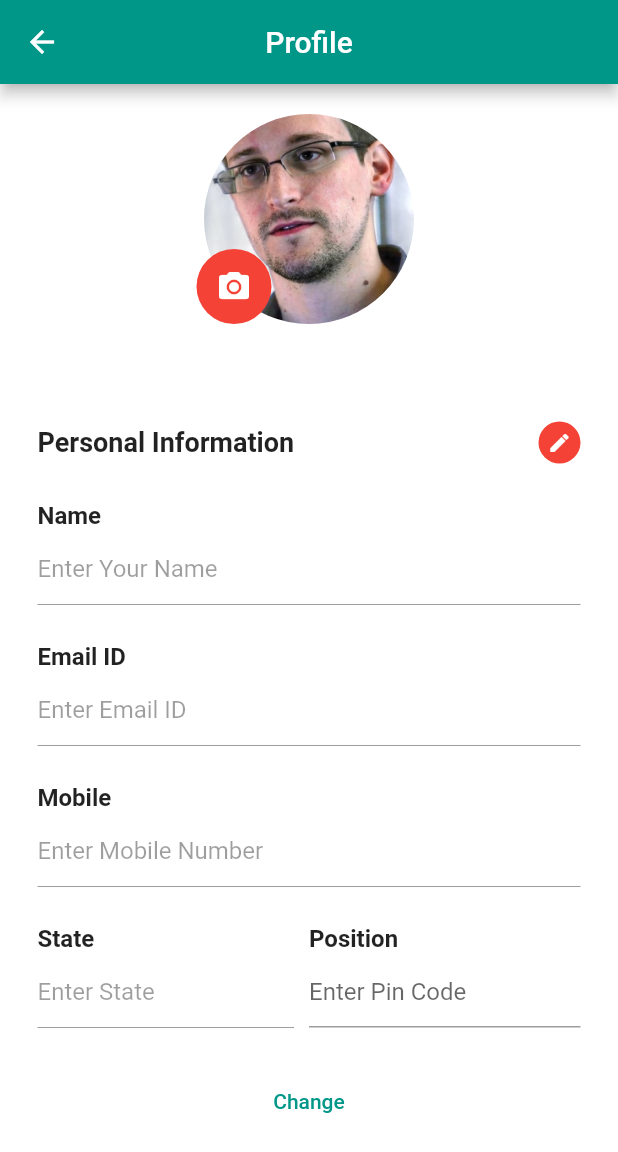
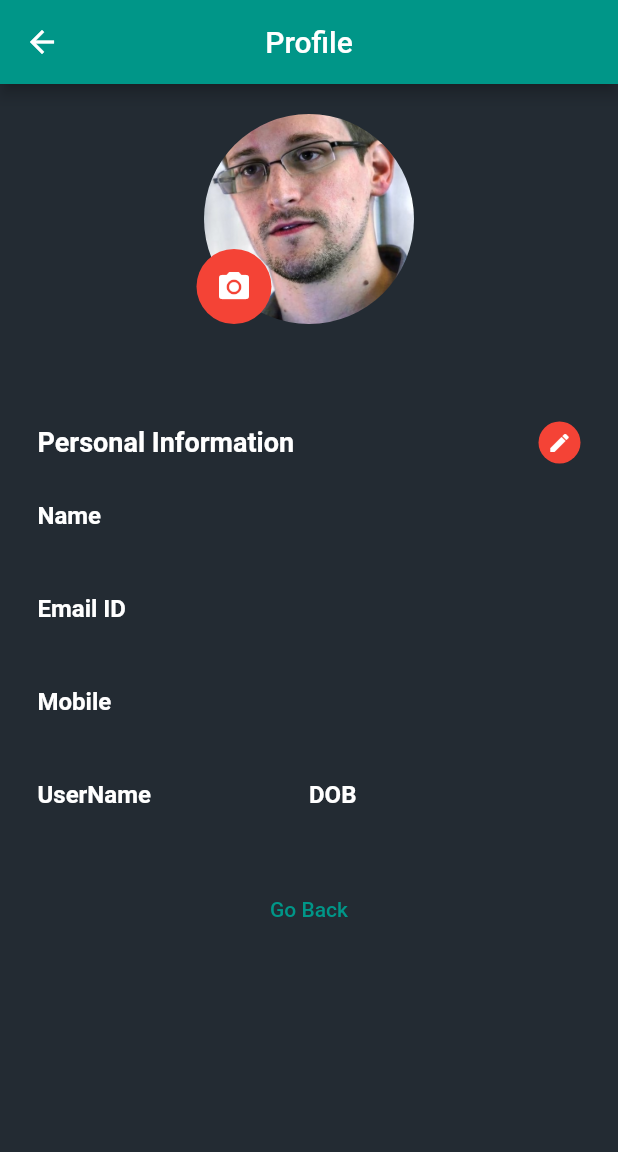
Before and after one commit to ygutgutia/LetterBoxd_Clone, a Flutter app: the UserProfilePage screen opened by its route, on a phone screen of 412 x 824 dp. Shown: the top 1152 px of the screen. Run offline on Flutter 3.47's test engine with Material 2 defaults, Android fonts, the light colour scheme and no system bars; our stand-ins replace cloud_firestore, firebase_auth, firebase_core, fluttertoast, splashscreen; accounts and stored records are empty; Roboto replaces fonts that are missing (assets/Fonts/Oswald).

Commit message:
stable custom user profile

```diff
--- a/lib/SideDrawerPages/profile.dart
+++ b/lib/SideDrawerPages/profile.dart
@@ -1,30 +1,48 @@
 import 'package:flutter/material.dart';
 import 'package:flutter/rendering.dart';
+import 'package:fluttertoast/fluttertoast.dart';
+import 'package:provider/provider.dart';
+import '../loginPages/authentication_service.dart';
+import '../themes.dart';
 
 class UserProfilePage extends StatefulWidget {
   @override
   UserProfilePageState createState() => UserProfilePageState();
 }
 
-class UserProfilePageState extends State<UserProfilePage>
-    with SingleTickerProviderStateMixin {
+class UserProfilePageState extends State<UserProfilePage> with SingleTickerProviderStateMixin {
+
+  Map<String, dynamic> curruser;
+  bool isUserLoaded = false;
   bool _status = true;
-  String dropdownValue = "Student";
-  final FocusNode myFocusNode = FocusNode();
+  final TextEditingController _nameCont = TextEditingController();
+  final TextEditingController _usernameCont = TextEditingController();
+  final TextEditingController _dobCont = TextEditingController();
+  @override
+  void initState() {
+    loadUser();
+    super.initState();
+  }
+
+  void loadUser() async {
+    curruser = await context.read<AuthenticationService>().getUserDetails();
+    setState(() {
+      isUserLoaded = true;
+    });
+  }
 
   @override
   Widget build(BuildContext context) {
     return new Scaffold(
+      backgroundColor: appBGColor,
       appBar: AppBar(centerTitle: true, title: Text('Profile')),
-      body: new Container(
-        color: Colors.white,
+      body: !isUserLoaded ? CircularProgressIndicator() : new Container(
         child: new ListView(
           children: <Widget>[
             Column(
               children: <Widget>[
                 new Container(
                   height: 200.0,
-                  color: Colors.white,
                   child: new Container(
                     child: Padding(
                       padding: EdgeInsets.only(top: 20.0),
@@ -71,7 +89,6 @@ class UserProfilePageState extends State<UserProfilePage>
                   ),
                 ),
                 new Container(
-                  color: Color(0xffFFFFFF),
                   child: Padding(
                     padding: EdgeInsets.only(bottom: 25.0),
                     child: new Column(
@@ -92,6 +109,7 @@ class UserProfilePageState extends State<UserProfilePage>
                                   new Text(
                                     'Personal Information',
                                     style: TextStyle(
+                                      color: formFieldTextColor,
                                       fontSize: 18.0,
                                       fontWeight: FontWeight.bold),
                                   ),
@@ -120,6 +138,7 @@ class UserProfilePageState extends State<UserProfilePage>
                                   new Text(
                                     'Name',
                                     style: TextStyle(
+                                        color: formFieldTextColor,
                                         fontSize: 16.0,
                                         fontWeight: FontWeight.bold),
                                   ),
@@ -135,11 +154,20 @@ class UserProfilePageState extends State<UserProfilePage>
                             mainAxisSize: MainAxisSize.max,
                             children: <Widget>[
                               new Flexible(
-                                child: new TextField(
+                                child: _status ? new Text(curruser["name"], style: TextStyle(color: hintTextColor)) :
+                                new TextFormField(
+                                  controller: _nameCont,
+                                  style: TextStyle(color: formFieldTextColor),
                                   decoration: const InputDecoration(
-                                    hintText: "Enter Your Name",
+                                    hintText: 'Enter Your Name',
+                                    hintStyle: TextStyle(color: hintTextColor),
                                   ),
-                                  enabled: !_status,
+                                  validator: (String value) {
+                                    if (value.trim().isEmpty) {
+                                      return 'Enter a valid name';
+                                    }
+                                    return null;
+                                  },
                                 ),
                               ),
                             ],
@@ -158,6 +186,7 @@ class UserProfilePageState extends State<UserProfilePage>
                                   new Text(
                                     'Email ID',
                                     style: TextStyle(
+                                      color: formFieldTextColor,
                                       fontSize: 16.0,
                                       fontWeight: FontWeight.bold),
                                   ),
@@ -173,11 +202,7 @@ class UserProfilePageState extends State<UserProfilePage>
                             mainAxisSize: MainAxisSize.max,
                             children: <Widget>[
                               new Flexible(
-                                child: new TextField(
-                                  decoration: const InputDecoration(
-                                      hintText: "Enter Email ID"),
-                                  enabled: !_status,
-                                ),
+                                child: new Text(curruser["email"], style: TextStyle(color: hintTextColor),)
                               ),
                             ],
                           ),
@@ -195,6 +220,7 @@ class UserProfilePageState extends State<UserProfilePage>
                                   new Text(
                                     'Mobile',
                                     style: TextStyle(
+                                      color: formFieldTextColor,
                                       fontSize: 16.0,
                                       fontWeight: FontWeight.bold),
                                   ),
@@ -210,11 +236,7 @@ class UserProfilePageState extends State<UserProfilePage>
                             mainAxisSize: MainAxisSize.max,
                             children: <Widget>[
                               new Flexible(
-                                child: new TextField(
-                                  decoration: const InputDecoration(
-                                      hintText: "Enter Mobile Number"),
-                                  enabled: !_status,
-                                ),
+                                child: new Text(curruser["phNo"], style: TextStyle(color: hintTextColor),)
                               ),
                             ],
                           ),
@@ -229,8 +251,9 @@ class UserProfilePageState extends State<UserProfilePage>
                               Expanded(
                                 child: Container(
                                   child: new Text(
-                                    'State',
+                                    'UserName',
                                     style: TextStyle(
+                                      color: formFieldTextColor,
                                       fontSize: 16.0,
                                       fontWeight: FontWeight.bold),
                                   ),
@@ -240,8 +263,9 @@ class UserProfilePageState extends State<UserProfilePage>
                               Expanded(
                                 child: Container(
                                   child: new Text(
-                                    'Position',
+                                    'DOB',
                                     style: TextStyle(
+                                      color: formFieldTextColor,
                                       fontSize: 16.0,
                                       fontWeight: FontWeight.bold),
                                   ),
@@ -261,17 +285,43 @@ class UserProfilePageState extends State<UserProfilePage>
                               Flexible(
                                 child: Padding(
                                   padding: EdgeInsets.only(right: 10.0),
-                                  child: new TextField(
+                                  child: _status ? new Text(curruser["username"], style: TextStyle(color: hintTextColor)) :
+                                  new TextFormField(
+                                    controller: _usernameCont,
+                                    style: TextStyle(color: formFieldTextColor),
                                     decoration: const InputDecoration(
-                                        hintText: "Enter State"),
-                                    enabled: !_status,
-                                    autofocus: !_status,
+                                      hintText: 'Enter Username',
+                                      hintStyle: TextStyle(color: hintTextColor),
+                                    ),
+                                    validator: (String value) {
+                                      if (value.trim().isEmpty) {
+                                        return 'Enter a valid Username';
+                                      }
+                                      return null;
+                                    },
                                   ),
                                 ),
                                 flex: 2,
                               ),
                               Flexible(
-                                child: _pos(),
+                                child: Padding(
+                                  padding: EdgeInsets.only(right: 10.0),
+                                  child: _status ? new Text(curruser["dob"], style: TextStyle(color: hintTextColor)) :
+                                  new TextFormField(
+                                    controller: _dobCont,
+                                    style: TextStyle(color: formFieldTextColor),
+                                    decoration: const InputDecoration(
+                                      hintText: 'Enter DOB',
+                                      hintStyle: TextStyle(color: hintTextColor),
+                                    ),
+                                    validator: (String value) {
+                                      if (value.trim().isEmpty) {
+                                        return 'Enter a valid dob';
+                                      }
+                                      return null;
+                                    },
+                                  ),
+                                ),
                                 flex: 2,
                               ),
                             ],
@@ -285,7 +335,7 @@ class UserProfilePageState extends State<UserProfilePage>
               ],
             ),
             TextButton(
-              child: Text("Change"),
+              child: Text("Go Back"),
               onPressed: () {
                 Navigator.pop(context);
               },
@@ -294,45 +344,6 @@ class UserProfilePageState extends State<UserProfilePage>
         ),
       ),
     );
-  }
-
-  @override
-  void dispose() {
-    // Clean up the controller when the Widget is disposed
-    myFocusNode.dispose();
-    super.dispose();
-  }
-
-  Widget _pos() {
-    if (_status) {
-      return new TextField(
-        decoration: const InputDecoration(hintText: "Enter Pin Code"),
-      );
-    } else {
-      return new DropdownButton<String>(
-        value: dropdownValue,
-        icon: Icon(Icons.keyboard_arrow_down),
-        iconSize: 24,
-        elevation: 16,
-        style: TextStyle(color: Colors.black),
-        underline: Container(
-          height: 2,
-          color: Colors.black,
-        ),
-        onChanged: (String newValue) {
-          setState(() {
-            dropdownValue = newValue;
-          });
-        },
-        items: <String>['Student', 'Administration']
-            .map<DropdownMenuItem<String>>((String value) {
-          return DropdownMenuItem<String>(
-            value: value,
-            child: Text(value),
-          );
-        }).toList(),
-      );
-    }
   }
 
   Widget _getActionButtons() {
@@ -349,14 +360,15 @@ class UserProfilePageState extends State<UserProfilePage>
                 child: new ElevatedButton(
                   child: new Text("Save"),
                   style: ElevatedButton.styleFrom(
-                    primary: Colors.green,
+                    primary: elevatedButtonPrimaryColor1,
                     shape: new RoundedRectangleBorder(
                       borderRadius: new BorderRadius.circular(20.0)
                     ),
-                    textStyle: TextStyle(color: Colors.white),
+                    textStyle: TextStyle(color: formFieldTextColor),
                   ),
                   onPressed: () {
-                    //do
+                    updateDetail();
+                    Navigator.pop(context);
                   },
                 ),
               ),
@@ -370,11 +382,11 @@ class UserProfilePageState extends State<UserProfilePage>
                 child: new ElevatedButton(
                   child: new Text("Cancel"),
                   style: ElevatedButton.styleFrom(
-                    primary: Colors.red,
+                    primary: elevatedButtonPrimaryColor2,
                     shape: new RoundedRectangleBorder(
                       borderRadius: new BorderRadius.circular(20.0)
                     ),
-                    textStyle: TextStyle(color: Colors.white),
+                    textStyle: TextStyle(color: formFieldTextColor),
                   ),
                   onPressed: () {
                     setState(() {
@@ -410,4 +422,18 @@ class UserProfilePageState extends State<UserProfilePage>
       },
     );
   }
+
+  void updateDetail() async {
+    setState(() {
+      isUserLoaded = false;
+    });
+    String returnMsg = await context.read<AuthenticationService>().updateUserDetails(_nameCont.text, _usernameCont.text, _dobCont.text);
+    Fluttertoast.showToast(
+      msg: returnMsg,
+      toastLength: Toast.LENGTH_SHORT,
+      gravity: ToastGravity.BOTTOM,
+      backgroundColor: elevatedButtonPrimaryColor2,
+      textColor: hintTextColor
+    );
   }
+}
--- a/lib/app_pages/homepage.dart
+++ b/lib/app_pages/homepage.dart
@@ -47,8 +47,8 @@ class _HomePageState extends State<HomePage> {
         children: <Widget>[
 
           new UserAccountsDrawerHeader(
-            accountName: new Text("curruser.name"), // Some error showing null first time
-            accountEmail: new Text("curruser.emailID"),
+            accountName: new Text("curruser - jazzbythe"), // Some error showing null first time
+            accountEmail: new Text(curruser.email),
             currentAccountPicture: CircleAvatar(
               backgroundColor: Colors.grey,
               child: Text('U', style: TextStyle(color: Colors.black87))
--- a/lib/loginPages/authentication_service.dart
+++ b/lib/loginPages/authentication_service.dart
@@ -1,9 +1,10 @@
 import 'package:firebase_auth/firebase_auth.dart';
+import 'package:cloud_firestore/cloud_firestore.dart';
 
 class AuthenticationService {
   final FirebaseAuth _firebaseAuth;
-
-  AuthenticationService(this._firebaseAuth);
+  final FirebaseFirestore _firestoreAuth;
+  AuthenticationService(this._firebaseAuth, this._firestoreAuth);
 
   /// Changed to idTokenChanges as it updates depending on more cases.
   Stream<User> get authStateChanges => _firebaseAuth.idTokenChanges();
@@ -52,6 +53,42 @@ class AuthenticationService {
     }
   }
 
+  Future<String> setUserDetails(String name, String username, String phNo, String dob, String photoLink) async {
+    try{
+      await _firestoreAuth.collection("users").doc(_firebaseAuth.currentUser.uid).set(
+      { "name" : name, "username" : username, "email" : _firebaseAuth.currentUser.email,
+        "phNo" : phNo, "dob" : dob, "photoLink" : photoLink });
+      return "Success";
+    } catch(e) {
+      return e;
+    }
+  }
+
+  Future<Map<String, dynamic>> getUserDetails() async {
+    try{
+      Map<String, dynamic> valueTemp;
+      await _firestoreAuth.collection("users").doc(_firebaseAuth.currentUser.uid).get().then((value){
+      valueTemp = value.data();
+    });
+    return valueTemp;
+    } catch(e) {
+      return {"Error": e};
+    }
+  }
+
+  Future<String> updateUserDetails(String name, String username, String dob) async {
+    try{
+      print("DOING");
+      await _firestoreAuth.collection("users").doc(_firebaseAuth.currentUser.uid)
+      .update({"name": name, "username": username, "dob": dob}).then((value){
+        print("SUCCESS");
+    });
+    return "Success";
+    } catch(e) {
+      return "Error";
+    }
+  }
+
   bool isUserverified({String email, String password}) {
     return _firebaseAuth.currentUser.emailVerified;
   }
--- a/lib/main.dart
+++ b/lib/main.dart
@@ -1,6 +1,7 @@
 import 'package:flutter/material.dart';
 import 'package:firebase_core/firebase_core.dart';
 import 'package:firebase_auth/firebase_auth.dart';
+import 'package:cloud_firestore/cloud_firestore.dart';
 import 'package:letterboxd/loginPages/SignUpUserDetails.dart';
 import 'package:provider/provider.dart';
 import 'package:splashscreen/splashscreen.dart';
@@ -26,7 +27,7 @@ class MyApp extends StatelessWidget {
     return MultiProvider(
       providers: [
         Provider<AuthenticationService>(
-          create: (_) => AuthenticationService(FirebaseAuth.instance),
+          create: (_) => AuthenticationService(FirebaseAuth.instance, FirebaseFirestore.instance),
         ),
         StreamProvider(
           create: (context) => context.read<AuthenticationService>().authStateChanges,
--- a/pubspec.yaml
+++ b/pubspec.yaml
@@ -31,7 +31,7 @@ dependencies:
   fluttertoast: ^8.0.7
   firebase_auth: ^1.2.0
   firebase_core: ^1.2.0
-  google_sign_in: ^5.0.3
+  cloud_firestore: ^2.2.1
   provider: ^5.0.0
   splashscreen: ^1.3.5
 
```
Also changed, not shown: lib/loginPages/SignUpUserDetails.dart (+12 -4 lines), pubspec.lock, 1 other file. Lines whose indentation alone changed are shown as unchanged.
